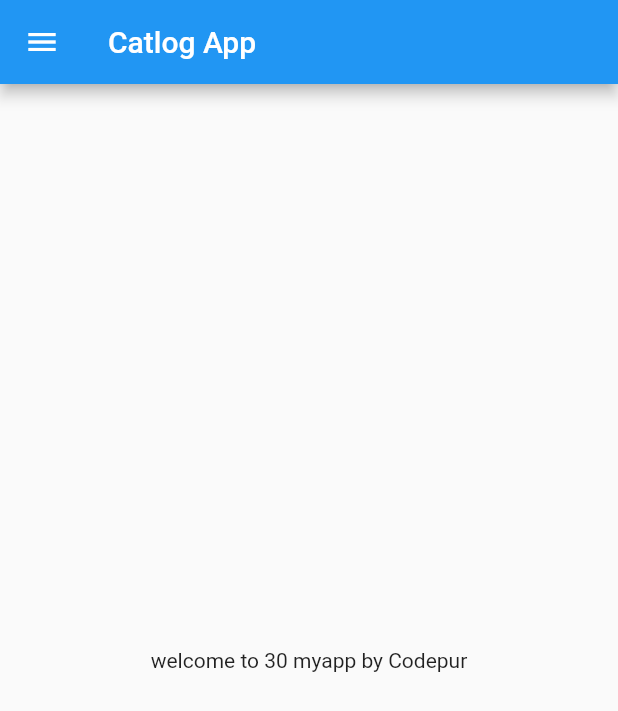
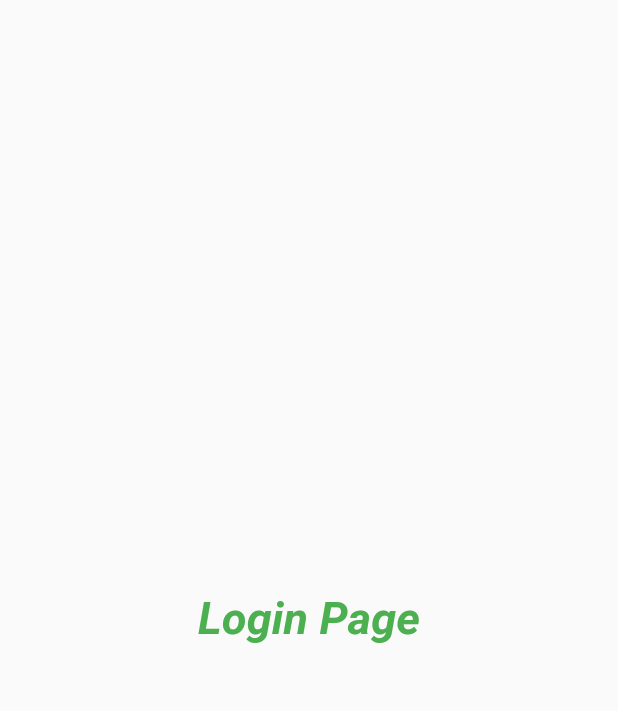
Before and after one commit to S-a-g-a-r-P-a-t-i-l/myapp, a Flutter app: the screen it shows after launch, on a phone screen of 412 x 824 dp. Shown: the top 711 px of the screen. Run offline on Flutter 3.47's test engine with Material 2 defaults, Android fonts, the phone set to English and light mode, and no system bars.

Commit message:
new commit

```diff
--- a/lib/main.dart
+++ b/lib/main.dart
@@ -1,5 +1,6 @@
 import 'package:flutter/material.dart';
-import 'package:myapp/home_page.dart';
+import 'package:myapp/pages/home_page.dart';
+import 'package:myapp/pages/login_page.dart';
 
 void main() {
   runApp(MyApp());
@@ -9,7 +10,12 @@ class MyApp extends StatelessWidget {
   @override
   Widget build(BuildContext context) {
     return MaterialApp(
-      home: HomePage(),
+      themeMode: ThemeMode.light,
+      theme: ThemeData(primarySwatch: Colors.deepPurple ),
+      routes: {
+        "/" : (context) => LoginPage(),
+        "/login" : (context) => LoginPage()
+      },
     );
   }
 }
--- /dev/null
+++ b/lib/pages/login_page.dart
@@ -0,0 +1,16 @@
+import 'package:flutter/material.dart';
+
+class LoginPage extends StatelessWidget {
+
+  @override
+  Widget build(BuildContext context) {
+    return Material(
+      child: Center(
+        child: Text("Login Page",
+        style: TextStyle( fontSize: 30 , fontStyle: FontStyle.italic, fontWeight: FontWeight.bold,color:Colors.green
+        ),
+        ),
+        ),
+    );
+  }
+}
```
Also changed, not shown: lib/pages/home_page.dart (line endings or trailing spaces).
